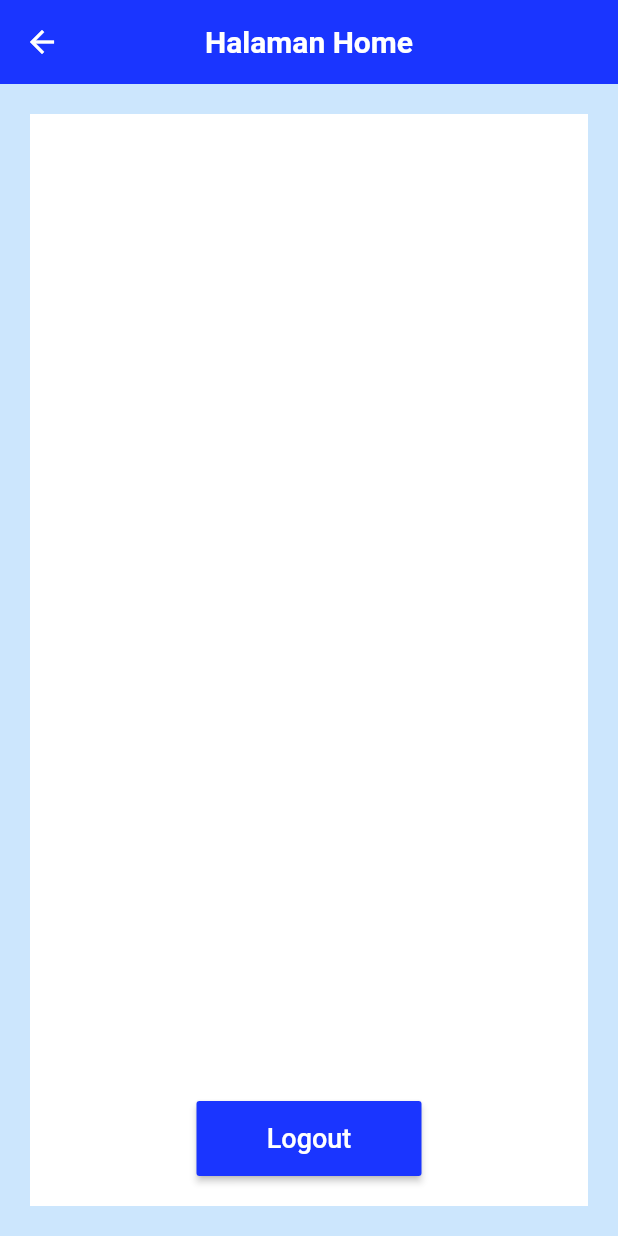
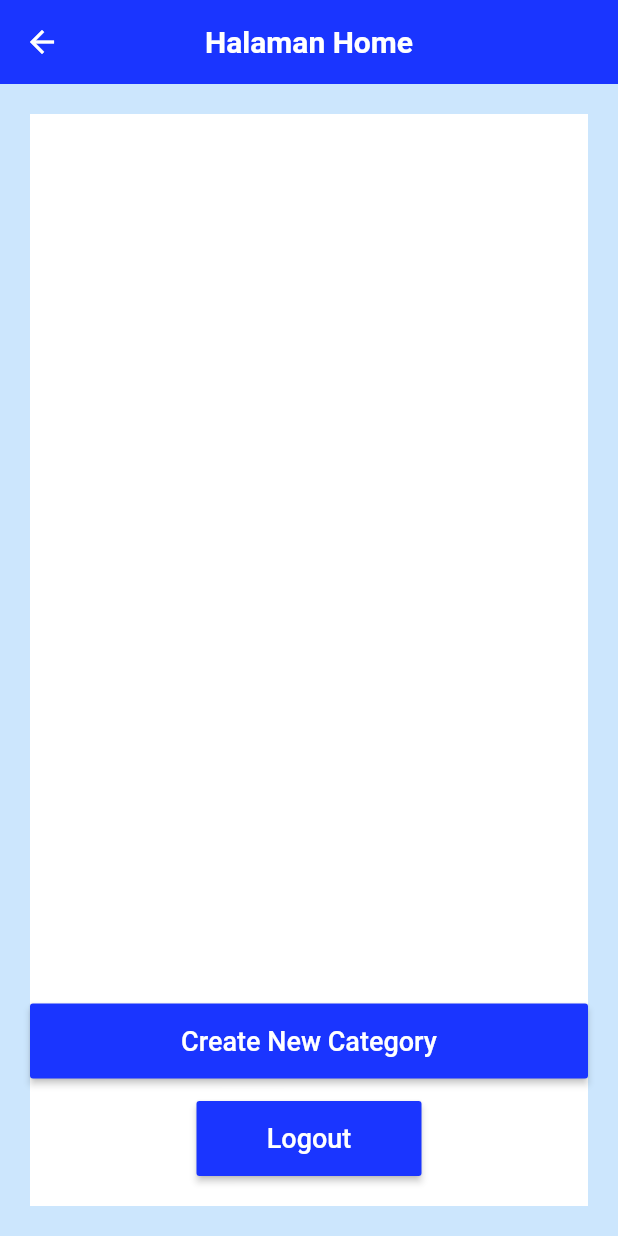
Before and after one commit to IrfanAliGit77/flutter-api-stisla-apk, a Flutter app: the HomePage screen opened by its route, on a phone screen of 412 x 824 dp. Run offline on Flutter 3.47's test engine with Material 2 defaults, Android fonts, the phone set to English and light mode, and no system bars; our stand-ins replace flutter_secure_storage; accounts and stored records are empty; network calls fail.

Commit message:
Making Create Kategori Feature With Fixing Another View

```diff
--- a/lib/controllers/cat-cont.dart
+++ b/lib/controllers/cat-cont.dart
@@ -31,7 +31,7 @@ class kategoriController{
     String? token = await storage.read(key: 'token');
     try {
       final response = await http.post(
-        Uri.parse(_baseURL + 'category'),
+        Uri.parse(_baseURL + 'kategori'),
         headers: {
           'Accept': 'application/json',
           "Authorization": "Bearer $token",
--- a/lib/main.dart
+++ b/lib/main.dart
@@ -2,6 +2,7 @@ import 'package:flutter/material.dart';
 import 'package:apk_api/controllers/log-cont.dart';
 import 'package:apk_api/screens/home/home-view.dart';
 import 'package:apk_api/screens/login/login-view.dart';
+import 'package:apk_api/screens/kategori/create.dart';
 import 'package:apk_api/screens/register/register-view.dart';
 
 void main() {
@@ -19,6 +20,7 @@ class MyApp extends StatelessWidget {
         '/login': (context) => const MainApp(),
         '/homepage': (context) => const HomePage(),
         '/register': (context) => const Register(),
+        '/category/create': (context) => AddCategories(),
       },
       home: LoginPage(),
       debugShowCheckedModeBanner: false,
--- a/lib/screens/home/home-view.dart
+++ b/lib/screens/home/home-view.dart
@@ -22,6 +22,7 @@ class _HomePageState extends State<HomePage> {
 
   @override
   void initState() {
+    getCategories();
     super.initState();
   }
 
@@ -60,7 +61,19 @@ class _HomePageState extends State<HomePage> {
                               color: Colors.blueGrey[50],
                               child: Padding(
                                 padding: const EdgeInsets.all(20.0),
-                                child: Text(e.name),
+                                child: Row(
+                                  children: [
+                                    Container(
+                                      width: 330,
+                                      child: Text(
+                                        e.name,
+                                        style: const TextStyle(
+                                          fontWeight: FontWeight.bold,
+                                        ),
+                                      ),
+                                    ),
+                                  ],
+                                ),
                               ),
                             ),
                           )
@@ -69,6 +82,21 @@ class _HomePageState extends State<HomePage> {
                   } else {
                     return const Center(child: CircularProgressIndicator());
                   }
+                },
+              ),
+            ),
+            Container(
+              margin: const EdgeInsets.fromLTRB(0, 20, 0, 15),
+              child: MaterialButton(
+                minWidth: 500,
+                height: 50,
+                child:  Text(
+                  "Create New Category",
+                  style: const TextStyle(color: Colors.white, fontSize: 18),
+                ),
+                color: const Color.fromARGB(255, 26, 53, 255),
+                onPressed: () {
+                  Navigator.pushNamed(context, '/category/create');
                 },
               ),
             ),
--- a/lib/screens/login/login-view.dart
+++ b/lib/screens/login/login-view.dart
@@ -72,7 +72,7 @@ class _LoginPageState extends State<LoginPage> {
                   Container(
                     decoration:  BoxDecoration(
                        color : Colors.white,
-                        borderRadius: BorderRadius.circular(20)
+                        borderRadius: BorderRadius.circular(20),
                       ),
                     child: Form(
                       key: _loginKey,
```
Also changed, not shown: lib/screens/kategori/create.dart (added, +123 -0 lines), pubspec.lock.
